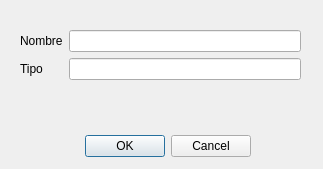
HailNicole/App_Finanzas, file agregar_categorias.ui: the form before one commit.
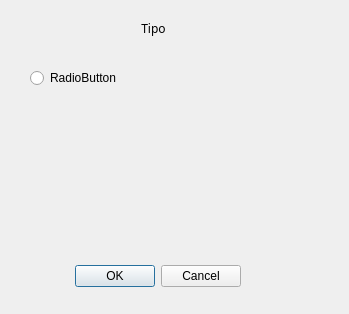
The form after the commit. Icons and pictures are not drawn.

Commit message: Miembros y Categoria

The edit to the form file:
```diff
--- a/agregar_categorias.ui
+++ b/agregar_categorias.ui
@@ -6,8 +6,8 @@
    <rect>
     <x>0</x>
     <y>0</y>
-    <width>323</width>
-    <height>169</height>
+    <width>349</width>
+    <height>314</height>
    </rect>
   </property>
   <property name="windowTitle">
@@ -20,8 +20,8 @@
   <widget class="QDialogButtonBox" name="buttonBox">
    <property name="geometry">
     <rect>
-     <x>70</x>
-     <y>130</y>
+     <x>60</x>
+     <y>260</y>
      <width>181</width>
      <height>32</height>
     </rect>
@@ -33,37 +33,42 @@
     <set>QDialogButtonBox::Cancel|QDialogButtonBox::Ok</set>
    </property>
   </widget>
-  <widget class="QWidget" name="formLayoutWidget">
+  <widget class="QRadioButton" name="radioButton">
    <property name="geometry">
     <rect>
-     <x>20</x>
-     <y>30</y>
-     <width>281</width>
-     <height>52</height>
+     <x>30</x>
+     <y>70</y>
+     <width>112</width>
+     <height>16</height>
     </rect>
    </property>
-   <layout class="QFormLayout" name="formLayout">
-    <item row="0" column="0">
-     <widget class="QLabel" name="label">
-      <property name="text">
-       <string>Nombre</string>
-      </property>
-     </widget>
-    </item>
-    <item row="1" column="0">
-     <widget class="QLabel" name="label_2">
-      <property name="text">
-       <string>Tipo</string>
-      </property>
-     </widget>
-    </item>
-    <item row="0" column="1">
-     <widget class="QLineEdit" name="lineEdit"/>
-    </item>
-    <item row="1" column="1">
-     <widget class="QLineEdit" name="lineEdit_2"/>
-    </item>
-   </layout>
+   <property name="text">
+    <string>RadioButton</string>
+   </property>
+  </widget>
+  <widget class="QLabel" name="label">
+   <property name="geometry">
+    <rect>
+     <x>120</x>
+     <y>20</y>
+     <width>67</width>
+     <height>17</height>
+    </rect>
+   </property>
+   <property name="font">
+    <font>
+     <family>Arial Black</family>
+    </font>
+   </property>
+   <property name="layoutDirection">
+    <enum>Qt::LeftToRight</enum>
+   </property>
+   <property name="text">
+    <string>Tipo</string>
+   </property>
+   <property name="alignment">
+    <set>Qt::AlignCenter</set>
+   </property>
   </widget>
  </widget>
  <resources>
```
Left out of the diff: 35 changed lines with no effect on the pictures. The commit also changes 23 other files.
